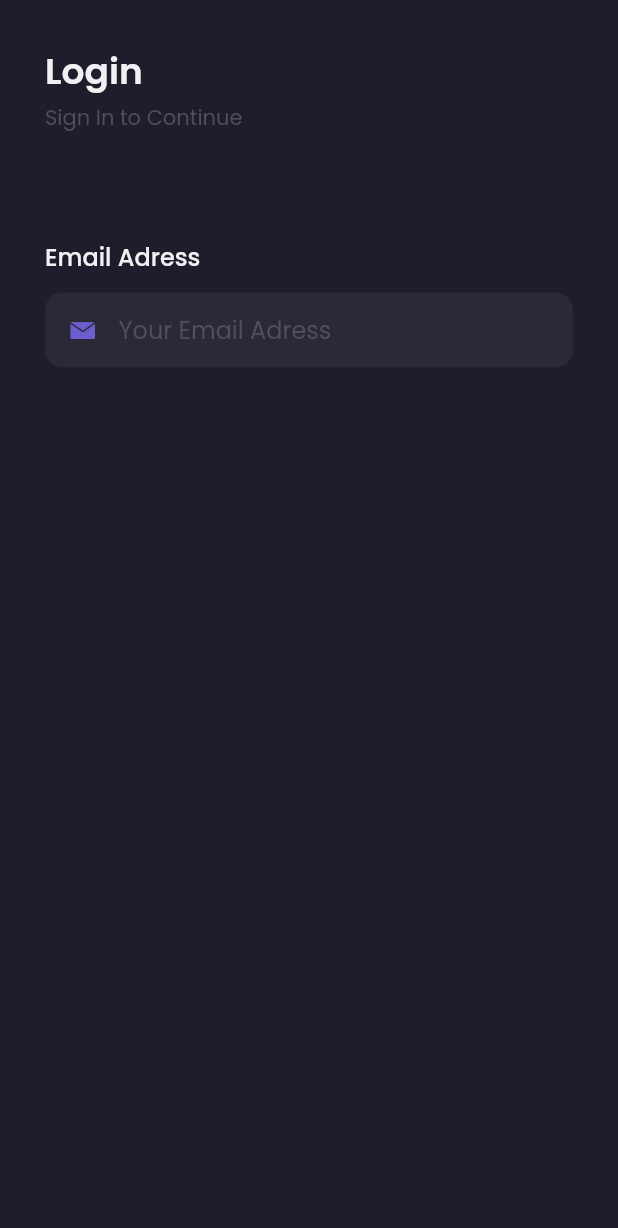
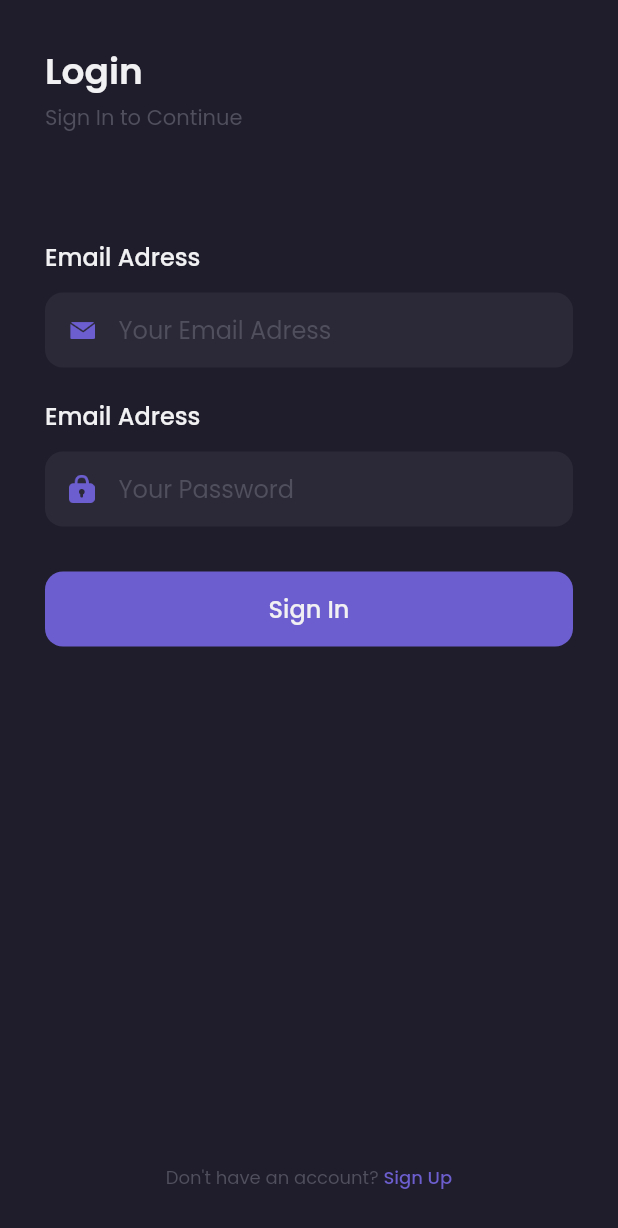
Before and after one commit to yusuffront99/Flutters, a Flutter app: the screen it shows after launch, on a phone screen of 412 x 824 dp. Shown: the top 1228 px of the screen. Run offline on Flutter 3.47's test engine with Material 2 defaults, Android fonts, the phone set to English and light mode, and no system bars; our stand-ins replace google_fonts.

Commit message:
create new form sign up and more update codes

```diff
--- a/shamo/lib/main.dart
+++ b/shamo/lib/main.dart
@@ -1,5 +1,6 @@
 import 'package:flutter/material.dart';
-import 'package:shamo/pages/sign_page.dart';
+import 'package:shamo/pages/sign_in_page.dart';
+import 'package:shamo/pages/sign_up_page.dart';
 import 'package:shamo/pages/splash_page.dart';
 import 'package:shamo/themes/theme.dart';
 
@@ -12,7 +13,8 @@
       debugShowCheckedModeBanner: false,
       routes: {
         '/': (context) => SplashPage(),
-        '/sign-in': (context) => SignPage(),
+        '/sign-in': (context) => SignInPage(),
+        '/sign-up': (context) => SignUpPage()
       },
     );
   }
--- /dev/null
+++ b/shamo/lib/pages/sign_in_page.dart
@@ -0,0 +1,195 @@
+import 'dart:ui';
+
+import 'package:flutter/material.dart';
+import 'package:shamo/themes/theme.dart';
+
+class SignInPage extends StatelessWidget {
+  @override
+  Widget build(BuildContext context) {
+    Widget header() {
+      return Container(
+        margin: EdgeInsets.only(top: 30.0),
+        child: Column(
+          crossAxisAlignment: CrossAxisAlignment.start,
+          children: [
+            Text(
+              'Login',
+              style:
+                  primaryTextStyle.copyWith(fontSize: 24, fontWeight: semiBold),
+            ),
+            SizedBox(
+              height: 2,
+            ),
+            Text(
+              'Sign In to Continue',
+              style: subtitleTextStyle,
+            )
+          ],
+        ),
+      );
+    }
+
+    //==== Email Field
+    Widget emailInput() {
+      return Container(
+        margin: EdgeInsets.only(top: 70.0),
+        child: Column(
+          crossAxisAlignment: CrossAxisAlignment.start,
+          children: [
+            Text(
+              'Email Adress',
+              style:
+                  primaryTextStyle.copyWith(fontSize: 16, fontWeight: medium),
+            ),
+            SizedBox(
+              height: 12,
+            ),
+            Container(
+              height: 50,
+              padding: EdgeInsets.symmetric(horizontal: 16),
+              decoration: BoxDecoration(
+                color: backgroundColor2,
+                borderRadius: BorderRadius.circular(12),
+              ),
+              child: Center(
+                child: Row(
+                  children: [
+                    Image.asset('assets/images/icon_email.png', width: 17),
+                    SizedBox(
+                      width: 16,
+                    ),
+                    Expanded(
+                      child: TextFormField(
+                        style: primaryTextStyle,
+                        decoration: InputDecoration.collapsed(
+                            hintText: 'Your Email Adress',
+                            hintStyle: subtitleTextStyle),
+                      ),
+                    ),
+                  ],
+                ),
+              ),
+            ),
+          ],
+        ),
+      );
+    }
+
+    //==== Password Field
+    Widget passwordInput() {
+      return Container(
+        margin: EdgeInsets.only(top: 20.0),
+        child: Column(
+          crossAxisAlignment: CrossAxisAlignment.start,
+          children: [
+            Text(
+              'Email Adress',
+              style:
+                  primaryTextStyle.copyWith(fontSize: 16, fontWeight: medium),
+            ),
+            SizedBox(
+              height: 12,
+            ),
+            Container(
+              height: 50,
+              padding: EdgeInsets.symmetric(horizontal: 16),
+              decoration: BoxDecoration(
+                color: backgroundColor2,
+                borderRadius: BorderRadius.circular(12),
+              ),
+              child: Center(
+                child: Row(
+                  children: [
+                    Image.asset('assets/images/icon_password.png', width: 17),
+                    SizedBox(
+                      width: 16,
+                    ),
+                    Expanded(
+                      child: TextFormField(
+                        style: primaryTextStyle,
+                        obscureText: true,
+                        decoration: InputDecoration.collapsed(
+                            hintText: 'Your Password',
+                            hintStyle: subtitleTextStyle),
+                      ),
+                    ),
+                  ],
+                ),
+              ),
+            ),
+          ],
+        ),
+      );
+    }
+
+    //==== Button Login
+    Widget signInButton() {
+      return Container(
+        height: 50,
+        width: double.infinity,
+        margin: EdgeInsets.only(top: 30.0),
+        child: TextButton(
+          onPressed: () {},
+          child: Text(
+            'Sign In',
+            style: primaryTextStyle.copyWith(fontSize: 16, fontWeight: medium),
+          ),
+          style: TextButton.styleFrom(
+            backgroundColor: primaryColor,
+            shape:
+                RoundedRectangleBorder(borderRadius: BorderRadius.circular(12)),
+          ),
+        ),
+      );
+    }
+
+    Widget footer() {
+      return Container(
+        margin: EdgeInsets.only(bottom: 30),
+        child: Row(
+          mainAxisAlignment: MainAxisAlignment.center,
+          children: [
+            Text(
+              'Don\'t have an account? ',
+              style: subtitleTextStyle.copyWith(fontSize: 12),
+            ),
+            GestureDetector(
+              onTap: () {
+                Navigator.pushNamed(context, '/sign-up');
+              },
+              child: Text(
+                'Sign Up',
+                style:
+                    linkTitleStyle.copyWith(fontSize: 12, fontWeight: medium),
+              ),
+            )
+          ],
+        ),
+      );
+    }
+
+    //==== MAIN SHOW
+    return Scaffold(
+      backgroundColor: backgroundColor1,
+      resizeToAvoidBottomInset: false,
+      body: SafeArea(
+        child: Container(
+          margin: EdgeInsets.symmetric(
+            horizontal: defaultMargin,
+          ),
+          child: Column(
+            crossAxisAlignment: CrossAxisAlignment.start,
+            children: [
+              header(),
+              emailInput(),
+              passwordInput(),
+              signInButton(),
+              Spacer(),
+              footer()
+            ],
+          ),
+        ),
+      ),
+    );
+  }
+}
--- a/shamo/lib/pages/sign_page.dart
+++ /dev/null
@@ -1,92 +0,0 @@
-import 'dart:ui';
-
-import 'package:flutter/material.dart';
-import 'package:shamo/themes/theme.dart';
-
-class SignPage extends StatelessWidget {
-  @override
-  Widget build(BuildContext context) {
-    Widget header() {
-      return Container(
-        margin: EdgeInsets.only(top: 30.0),
-        child: Column(
-          crossAxisAlignment: CrossAxisAlignment.start,
-          children: [
-            Text(
-              'Login',
-              style:
-                  primaryTextStyle.copyWith(fontSize: 24, fontWeight: semiBold),
-            ),
-            SizedBox(
-              height: 2,
-            ),
-            Text(
-              'Sign In to Continue',
-              style: subtitleTextStyle,
-            )
-          ],
-        ),
-      );
-    }
-
-    Widget emailInput() {
-      return Container(
-        margin: EdgeInsets.only(top: 70.0),
-        child: Column(
-          crossAxisAlignment: CrossAxisAlignment.start,
-          children: [
-            Text(
-              'Email Adress',
-              style:
-                  primaryTextStyle.copyWith(fontSize: 16, fontWeight: medium),
-            ),
-            SizedBox(
-              height: 12,
-            ),
-            Container(
-              height: 50,
-              padding: EdgeInsets.symmetric(horizontal: 16),
-              decoration: BoxDecoration(
-                color: backgroundColor2,
-                borderRadius: BorderRadius.circular(12),
-              ),
-              child: Center(
-                child: Row(
-                  children: [
-                    Image.asset('assets/images/icon_email.png', width: 17),
-                    SizedBox(
-                      width: 16,
-                    ),
-                    Expanded(
-                      child: TextFormField(
-                        style: primaryTextStyle,
-                        decoration: InputDecoration.collapsed(
-                            hintText: 'Your Email Adress',
-                            hintStyle: subtitleTextStyle),
-                      ),
-                    ),
-                  ],
-                ),
-              ),
-            ),
-          ],
-        ),
-      );
-    }
-
-    return Scaffold(
-      backgroundColor: backgroundColor1,
-      body: SafeArea(
-        child: Container(
-          margin: EdgeInsets.symmetric(
-            horizontal: defaultMargin,
-          ),
-          child: Column(
-            crossAxisAlignment: CrossAxisAlignment.start,
-            children: [header(), emailInput()],
-          ),
-        ),
-      ),
-    );
-  }
-}
--- a/shamo/lib/themes/theme.dart
+++ b/shamo/lib/themes/theme.dart
@@ -24,6 +24,8 @@
 
 TextStyle subtitleTextStyle = GoogleFonts.poppins(color: subtitleColor);
 
+TextStyle linkTitleStyle = GoogleFonts.poppins(color: primaryColor);
+
 FontWeight light = FontWeight.w300;
 FontWeight regular = FontWeight.w400;
 FontWeight medium = FontWeight.w500;
```
Also changed, not shown: shamo/lib/pages/sign_up_page.dart (added, +289 -0 lines).
